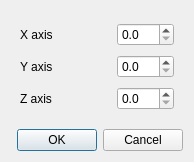
Old version of the form gui/dialogTransforms.ui in the repository brunoroy/cloudshop.
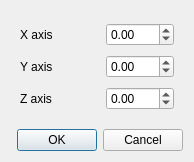
New version of the form.

The edit to the form file:
```diff
--- a/gui/dialogTransforms.ui
+++ b/gui/dialogTransforms.ui
@@ -65,10 +65,10 @@
       <item row="0" column="1">
        <widget class="QDoubleSpinBox" name="dsX">
         <property name="decimals">
-         <number>1</number>
+         <number>2</number>
         </property>
         <property name="minimum">
-         <double>0.000000000000000</double>
+         <double>-500.000000000000000</double>
         </property>
         <property name="maximum">
          <double>500.000000000000000</double>
@@ -84,10 +84,10 @@
       <item row="1" column="1">
        <widget class="QDoubleSpinBox" name="dsY">
         <property name="decimals">
-         <number>1</number>
+         <number>2</number>
         </property>
         <property name="minimum">
-         <double>0.000000000000000</double>
+         <double>-500.000000000000000</double>
         </property>
         <property name="maximum">
          <double>500.000000000000000</double>
@@ -103,10 +103,10 @@
       <item row="2" column="1">
        <widget class="QDoubleSpinBox" name="dsZ">
         <property name="decimals">
-         <number>1</number>
+         <number>2</number>
         </property>
         <property name="minimum">
-         <double>0.000000000000000</double>
+         <double>-500.000000000000000</double>
         </property>
         <property name="maximum">
          <double>500.000000000000000</double>
```
Left out of the diff: 6 changed lines with no effect on the pictures.
